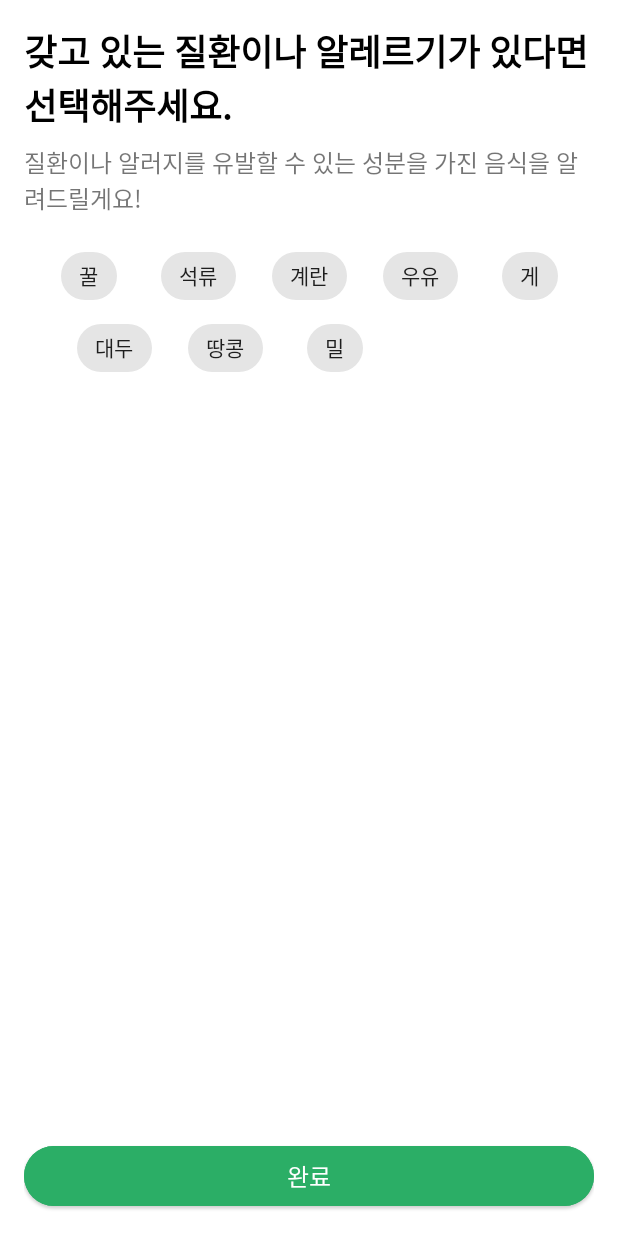
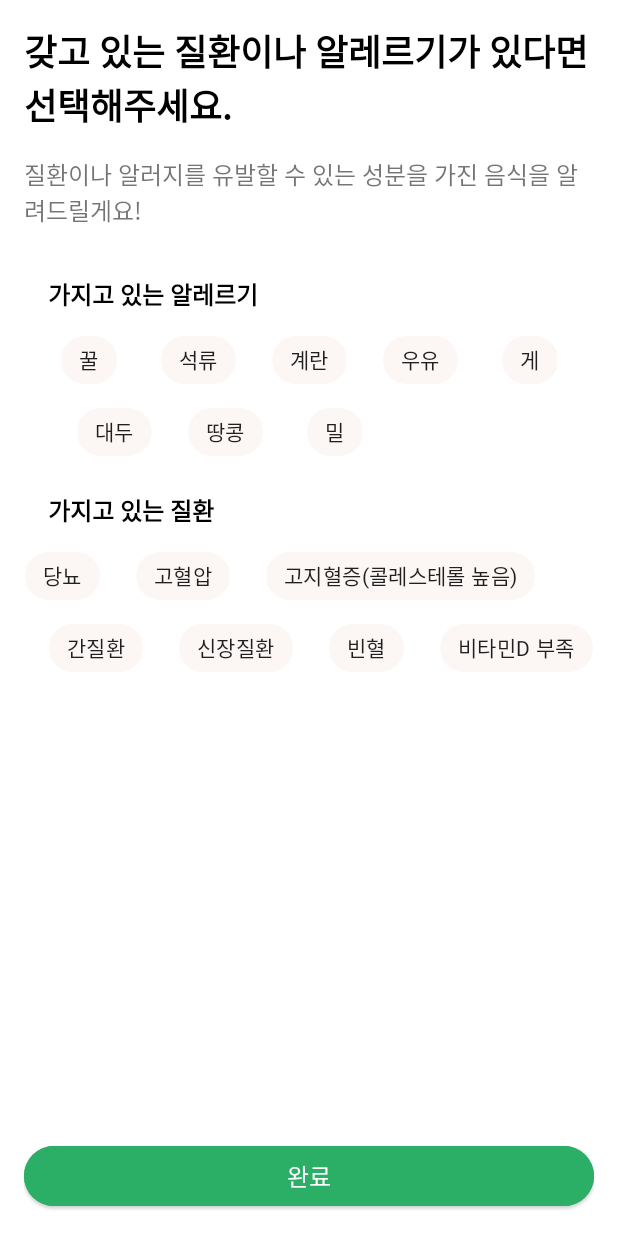
Before and after one commit to Team-HealthC/HealthC_Android, an Android app: the screen it shows after launch (AuthActivity), on a phone screen of 412 x 824 dp. Run offline under Robolectric (Android 15) with nearby library versions, the phone set to English and light mode, and no system bars; our stand-ins replace Dagger/Hilt's generated code, Firebase (no records; nobody signed in at launch, a user with empty details on screens opened directly), Timber, data binding.

Commit message:
[Feature]#20 : 사용자 질환 입력받고 저장기능 구현

```diff
--- a/client/app/src/main/java/com/example/healthc/presentation/auth/AuthViewModel.kt
+++ b/client/app/src/main/java/com/example/healthc/presentation/auth/AuthViewModel.kt
@@ -38,7 +38,9 @@ class AuthViewModel @Inject constructor(
     val email = MutableLiveData<String>("")
     val password = MutableLiveData<String>("")
     val name = MutableLiveData<String>("")
-    val allergys = MutableLiveData<List<String>>(emptyList())
+    private val allergyList = MutableLiveData<List<String>>(emptyList())
+    private val diseaseList = MutableLiveData<List<String>>(emptyList())
+
 
     // 유효성 검사
     private val validateEmailUseCase by lazy { ValidateEmail() }
@@ -73,7 +75,11 @@ class AuthViewModel @Inject constructor(
     }
 
     fun setAllergy(allergyList : MutableList<String>){
-        allergys.value = allergyList.toList()
+        this.allergyList.value = allergyList.toList()
+    }
+
+    fun setDisease(diseaseList : MutableList<String>){
+        this.diseaseList.value = diseaseList.toList()
     }
 
     fun signInUser(){
@@ -91,7 +97,8 @@ class AuthViewModel @Inject constructor(
             _signUpEvent.value = Resource.Loading
             val result = authRepository.signUp(
                 User(requireNotNull(email.value), requireNotNull(password.value)),
-                UserInfo(requireNotNull(name.value), emptyList(), requireNotNull(allergys.value))
+                UserInfo(requireNotNull(name.value), requireNotNull(diseaseList.value),
+                    requireNotNull(allergyList.value))
             )
             _signUpEvent.value = result
         }
--- a/client/app/src/main/java/com/example/healthc/presentation/auth/sign_up/SignUpInfoFragment.kt
+++ b/client/app/src/main/java/com/example/healthc/presentation/auth/sign_up/SignUpInfoFragment.kt
@@ -54,6 +54,14 @@ class SignUpInfoFragment : Fragment() {
             }
             viewModel.setAllergy(allergyList)
         }
+
+        binding.diseaseChipGroup.setOnCheckedStateChangeListener { group, checkedIds ->
+            val diseaseList : MutableList<String> = mutableListOf()
+            checkedIds.forEach{ id ->
+                diseaseList.add(group.findViewById<Chip>(id).text.toString())
+            }
+            viewModel.setDisease(diseaseList)
+        }
     }
     private fun observeData(){
         viewModel.signUpEvent.flowWithLifecycle(viewLifecycleOwner.lifecycle)
--- a/client/app/src/main/res/layout/fragment_sign_up_info.xml
+++ b/client/app/src/main/res/layout/fragment_sign_up_info.xml
@@ -30,18 +30,31 @@
             android:layout_height="wrap_content"
             android:text="@string/hint_info"
             android:textSize="16sp"
-            android:layout_marginTop="8dp"
+            android:layout_marginTop="16dp"
             app:layout_constraintStart_toStartOf="parent"
             app:layout_constraintTop_toBottomOf="@+id/signUpInfoTextView" />
+
+        <TextView
+            android:id="@+id/signInFoAllergyText"
+            android:layout_width="wrap_content"
+            android:layout_height="wrap_content"
+            android:layout_marginStart="16dp"
+            android:layout_marginTop="32dp"
+            android:text="@string/allergy"
+            android:textColor="@color/black"
+            android:textSize="16sp"
+            android:textStyle="bold"
+            app:layout_constraintStart_toStartOf="parent"
+            app:layout_constraintTop_toBottomOf="@+id/signUpInfoHintTextView" />
 
         <com.google.android.material.chip.ChipGroup
             android:id="@+id/allergy_chip_group"
             android:layout_width="wrap_content"
             android:layout_height="wrap_content"
-            android:layout_marginTop="16dp"
+            android:layout_marginTop="8dp"
             app:layout_constraintEnd_toEndOf="parent"
             app:layout_constraintStart_toStartOf="parent"
-            app:layout_constraintTop_toBottomOf="@+id/signUpInfoHintTextView">
+            app:layout_constraintTop_toBottomOf="@+id/signInFoAllergyText">
 
             <com.google.android.material.chip.Chip
                 android:id="@+id/honey_chip"
@@ -49,9 +62,8 @@
                 android:layout_width="wrap_content"
                 android:layout_height="wrap_content"
                 android:text="@string/honey"
-                    app:layout_constraintEnd_toStartOf="@+id/egg_chip"
-                    app:layout_constraintStart_toStartOf="parent"
-                    app:layout_constraintTop_toTopOf="parent" />
+                app:chipBackgroundColor="@color/chip_background"
+                />
 
             <com.google.android.material.chip.Chip
                 android:id="@+id/pomegranate_chip"
@@ -60,9 +72,8 @@
                 android:layout_height="wrap_content"
                 android:layout_marginStart="16dp"
                 android:text="@string/Pomegranate"
-                    app:layout_constraintEnd_toEndOf="parent"
-                    app:layout_constraintStart_toEndOf="@+id/wheat_chip"
-                    app:layout_constraintTop_toTopOf="@+id/wheat_chip" />
+                app:chipBackgroundColor="@color/chip_background"
+                />
 
             <com.google.android.material.chip.Chip
                 android:id="@+id/egg_chip"
@@ -71,9 +82,8 @@
                 android:layout_height="wrap_content"
                 android:layout_marginStart="16dp"
                 android:text="@string/egg"
-                    app:layout_constraintEnd_toEndOf="parent"
-                    app:layout_constraintStart_toEndOf="@+id/honey_chip"
-                    app:layout_constraintTop_toTopOf="@+id/honey_chip" />
+                app:chipBackgroundColor="@color/chip_background"
+                />
 
             <com.google.android.material.chip.Chip
                 android:id="@+id/milk_chip"
@@ -82,20 +92,18 @@
                 android:layout_height="wrap_content"
                 android:layout_marginStart="16dp"
                 android:text="@string/milk"
-                    app:layout_constraintEnd_toEndOf="parent"
-                    app:layout_constraintStart_toEndOf="@+id/bean_chip"
-                    app:layout_constraintTop_toTopOf="@+id/bean_chip" />
+                app:chipBackgroundColor="@color/chip_background"
+                />
 
             <com.google.android.material.chip.Chip
                 android:id="@+id/crap_chip"
                 style="@style/Widget.MaterialComponents.Chip.Filter"
+                android:layout_width="wrap_content"
                 android:layout_height="wrap_content"
-                    android:layout_width="wrap_content"
                 android:layout_marginStart="16dp"
                 android:text="@string/crap"
-                    app:layout_constraintEnd_toStartOf="@+id/bean_chip"
-                    app:layout_constraintStart_toStartOf="parent"
-                    app:layout_constraintTop_toBottomOf="@+id/honey_chip" />
+                app:chipBackgroundColor="@color/chip_background"
+                />
 
             <com.google.android.material.chip.Chip
                 android:id="@+id/bean_chip"
@@ -105,20 +113,18 @@
                 android:layout_marginStart="16dp"
                 android:background="@color/green"
                 android:text="@string/bean"
-                    app:layout_constraintEnd_toStartOf="@+id/milk_chip"
-                    app:layout_constraintStart_toEndOf="@+id/crap_chip"
-                    app:layout_constraintTop_toTopOf="@+id/crap_chip" />
+                app:chipBackgroundColor="@color/chip_background"
+                />
 
             <com.google.android.material.chip.Chip
                 android:id="@+id/peanut_chip"
                 style="@style/Widget.MaterialComponents.Chip.Filter"
                 android:layout_width="wrap_content"
                 android:layout_height="wrap_content"
+                android:layout_marginStart="16dp"
                 android:text="@string/peanut"
-                    android:layout_marginStart="16dp"
-                    app:layout_constraintEnd_toStartOf="@+id/wheat_chip"
-                    app:layout_constraintStart_toStartOf="parent"
-                    app:layout_constraintTop_toBottomOf="@+id/crap_chip" />
+                app:chipBackgroundColor="@color/chip_background"
+                />
 
             <com.google.android.material.chip.Chip
                 android:id="@+id/wheat_chip"
@@ -127,9 +133,102 @@
                 android:layout_height="wrap_content"
                 android:layout_marginStart="16dp"
                 android:text="@string/wheat"
-                    app:layout_constraintEnd_toStartOf="@+id/pomegranate_chip"
-                    app:layout_constraintStart_toEndOf="@+id/peanut_chip"
-                    app:layout_constraintTop_toTopOf="@+id/peanut_chip" />
+                app:chipBackgroundColor="@color/chip_background"
+                />
+        </com.google.android.material.chip.ChipGroup>
+
+        <TextView
+            android:id="@+id/signInFoDiseaseText"
+            android:layout_width="wrap_content"
+            android:layout_height="wrap_content"
+            android:text="@string/disease"
+            android:textColor="@color/black"
+            android:textSize="16sp"
+            android:textStyle="bold"
+            android:layout_marginTop="16dp"
+            android:layout_marginStart="16dp"
+            app:layout_constraintStart_toStartOf="parent"
+            app:layout_constraintTop_toBottomOf="@+id/allergy_chip_group" />
+
+        <com.google.android.material.chip.ChipGroup
+            android:id="@+id/disease_chip_group"
+            android:layout_width="wrap_content"
+            android:layout_height="wrap_content"
+            android:layout_marginTop="8dp"
+            app:layout_constraintEnd_toEndOf="parent"
+            app:layout_constraintStart_toStartOf="parent"
+            app:layout_constraintTop_toBottomOf="@+id/signInFoDiseaseText">
+
+            <com.google.android.material.chip.Chip
+                android:id="@+id/Diabetes_chip"
+                style="@style/Widget.MaterialComponents.Chip.Filter"
+                android:layout_width="wrap_content"
+                android:layout_height="wrap_content"
+                android:text="@string/Diabetes"
+                app:chipBackgroundColor="@color/chip_background"
+                />
+
+            <com.google.android.material.chip.Chip
+                android:id="@+id/hypertension_chip"
+                style="@style/Widget.MaterialComponents.Chip.Filter"
+                android:layout_width="wrap_content"
+                android:layout_height="wrap_content"
+                android:layout_marginStart="16dp"
+                android:text="@string/hypertension"
+                app:chipBackgroundColor="@color/chip_background"
+                />
+
+            <com.google.android.material.chip.Chip
+                android:id="@+id/hyperlipidemia_chip"
+                style="@style/Widget.MaterialComponents.Chip.Filter"
+                android:layout_width="wrap_content"
+                android:layout_height="wrap_content"
+                android:layout_marginStart="16dp"
+                android:text="@string/hyperlipidemia"
+                app:chipBackgroundColor="@color/chip_background"
+                />
+
+            <com.google.android.material.chip.Chip
+                android:id="@+id/liverDisease_chip"
+                style="@style/Widget.MaterialComponents.Chip.Filter"
+                android:layout_width="wrap_content"
+                android:layout_height="wrap_content"
+                android:layout_marginStart="16dp"
+                android:text="@string/liverDisease"
+                app:chipBackgroundColor="@color/chip_background"
+                />
+
+            <com.google.android.material.chip.Chip
+                android:id="@+id/kidneyDisease_chip"
+                style="@style/Widget.MaterialComponents.Chip.Filter"
+                android:layout_width="wrap_content"
+                android:layout_height="wrap_content"
+                android:layout_marginStart="16dp"
+                android:text="@string/kidneyDisease"
+                app:chipBackgroundColor="@color/chip_background"
+                />
+
+            <com.google.android.material.chip.Chip
+                android:id="@+id/anemia_chip"
+                style="@style/Widget.MaterialComponents.Chip.Filter"
+                android:layout_width="wrap_content"
+                android:layout_height="wrap_content"
+                android:layout_marginStart="16dp"
+                android:background="@color/green"
+                android:text="@string/anemia"
+                app:chipBackgroundColor="@color/chip_background"
+                />
+
+            <com.google.android.material.chip.Chip
+                android:id="@+id/vitaminDeficiency_chip"
+                style="@style/Widget.MaterialComponents.Chip.Filter"
+                android:layout_width="wrap_content"
+                android:layout_height="wrap_content"
+                android:layout_marginStart="16dp"
+                android:text="@string/vitaminDeficiency"
+                app:chipBackgroundColor="@color/chip_background"
+                />
+
         </com.google.android.material.chip.ChipGroup>
 
         <Button
--- a/client/app/src/main/res/values/strings.xml
+++ b/client/app/src/main/res/values/strings.xml
@@ -28,6 +28,15 @@
     <string name="crap">게</string>
     <string name="peach">복숭아</string>
     <string name="Pomegranate">석류</string>
+    <string name="allergy">가지고 있는 알레르기</string>
+    <string name="disease">가지고 있는 질환</string>
+    <string name="Diabetes">당뇨</string>
+    <string name="hypertension">고혈압</string>
+    <string name="hyperlipidemia">고지혈증(콜레스테롤 높음)</string>
+    <string name="liverDisease">간질환</string>
+    <string name="kidneyDisease">신장질환</string>
+    <string name="anemia">빈혈</string>
+    <string name="vitaminDeficiency">비타민D 부족</string>
     <string name="positive_dialog_title">먹을 수 있는 음식</string>
     <string name="positive_dialog_content">알레르기를 유발하는 성분이 포함되어 있지 않습니다.</string>
     <string name="negative_dialog_title">먹을 수 없는 음식</string>
```
Lines whose indentation alone changed are shown as unchanged.
